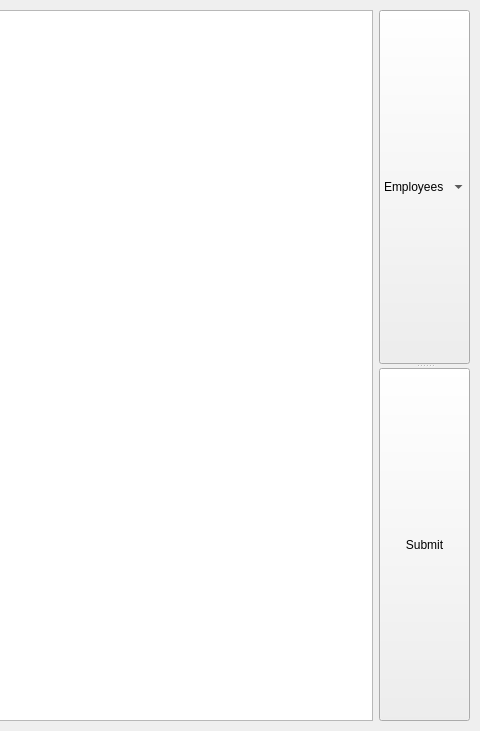
Before: the Qt Designer form QDataBase/widget.ui in Daidal0s/QDataBase.Project, drawn with Qt 5; both pictures show x 601 to 1081 and y 0 to 731 of the 1081 by 731 pixel window.
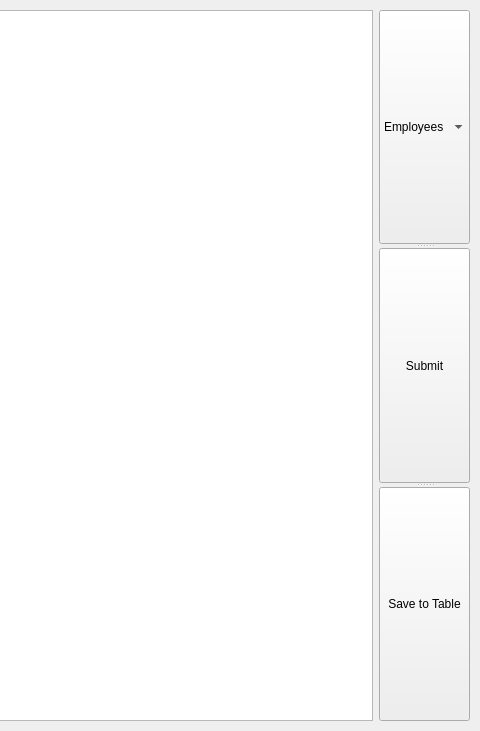
After: the same form once the commit is applied.

Diff of the .ui file:
```diff
--- a/QDataBase/widget.ui
+++ b/QDataBase/widget.ui
@@ -19,7 +19,7 @@
   <property name="windowTitle">
    <string>Widget</string>
   </property>
-  <widget class="QWidget" name="">
+  <widget class="QWidget" name="layoutWidget">
    <property name="geometry">
     <rect>
      <x>10</x>
@@ -65,6 +65,11 @@
         <string>Submit</string>
        </property>
       </widget>
+      <widget class="QPushButton" name="pb_saveTable">
+       <property name="text">
+        <string>Save to Table</string>
+       </property>
+      </widget>
      </widget>
     </item>
    </layout>
```
